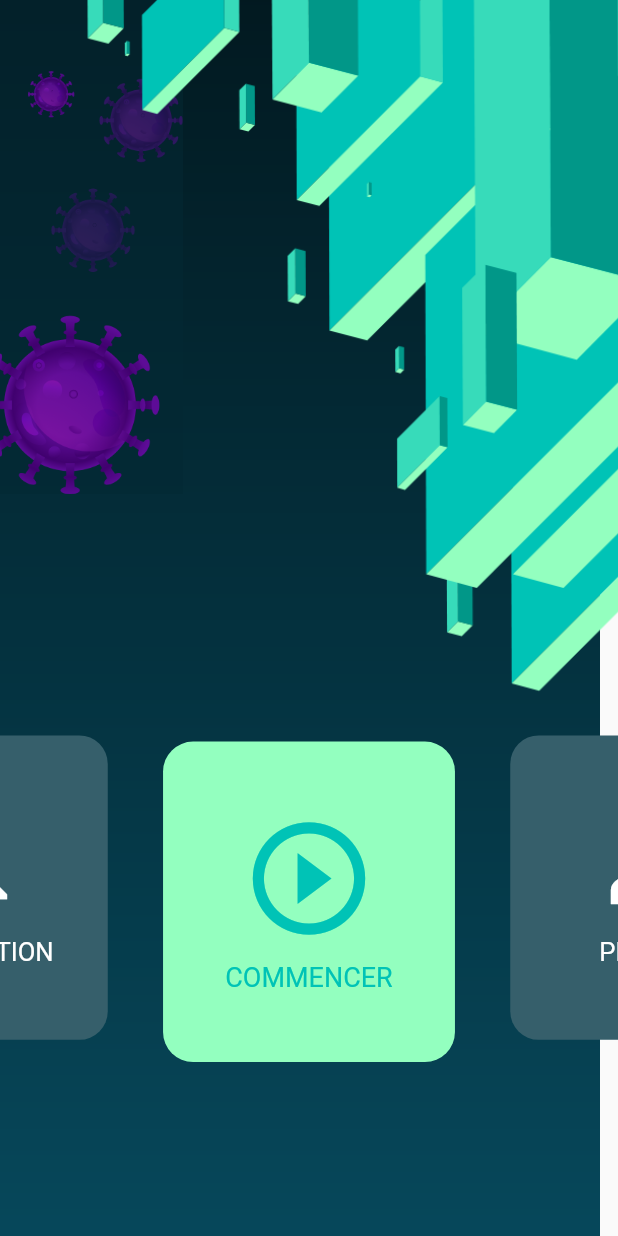
After one commit to nassimiheb/covid19, a Flutter app: the Home_page screen opened directly, on a phone screen of 412 x 824 dp. The commit adds this screen. Run offline on Flutter 3.47's test engine with Material 2 defaults, Android fonts, the phone set to English and light mode, and no system bars; our stand-ins replace flutter_spinkit, flutter_swiper, shared_preferences; accounts and stored records are empty.

Commit message:
Adding home page

```diff
--- /dev/null
+++ b/lib/pages/home.dart
@@ -0,0 +1,141 @@
+import 'package:flutter/material.dart';
+import 'package:flutter_swiper/flutter_swiper.dart';
+
+class Home_page extends StatefulWidget {
+  @override
+  _Home_pageState createState() => _Home_pageState();
+}
+
+class _Home_pageState extends State<Home_page> {
+  Widget _step0() {
+    return Container(
+        decoration: new BoxDecoration(
+          color: Color(0xFF365F6B),
+          borderRadius: new BorderRadius.all(
+            const Radius.circular(20.0),
+          ),
+        ),
+        margin: EdgeInsets.fromLTRB(
+            16, MediaQuery.of(context).size.height * 0.6, 16, 116),
+        height: 50,
+        child: Center(
+          child: Column(
+            mainAxisAlignment: MainAxisAlignment.center,
+            children: <Widget>[
+              Icon(
+                Icons.notifications,
+                size: 80,
+                color: Colors.white,
+              ),
+              SizedBox(height: 10),
+              Text(
+                "NOTIFICATION",
+                style: TextStyle(color: Colors.white, fontSize: 18),
+              )
+            ],
+          ),
+        ));
+  }
+
+  Widget _step2() {
+    return Container(
+        decoration: new BoxDecoration(
+          color: Color(0xFF365F6B),
+          borderRadius: new BorderRadius.all(
+            const Radius.circular(20.0),
+          ),
+        ),
+        margin: EdgeInsets.fromLTRB(
+            16, MediaQuery.of(context).size.height * 0.6, 16, 116),
+        height: 50,
+        child: Center(
+          child: Column(
+            mainAxisAlignment: MainAxisAlignment.center,
+            children: <Widget>[
+              Icon(
+                Icons.person_outline,
+                size: 80,
+                color: Colors.white,
+              ),
+              SizedBox(height: 10),
+              Text(
+                "PROFILE",
+                style: TextStyle(color: Colors.white, fontSize: 18),
+              )
+            ],
+          ),
+        ));
+  }
+
+  Widget _step1() {
+    return Container(
+        decoration: new BoxDecoration(
+          color: Color(0xFF93FFBF),
+          borderRadius: new BorderRadius.all(
+            const Radius.circular(20.0),
+          ),
+        ),
+        margin: EdgeInsets.fromLTRB(
+            16, MediaQuery.of(context).size.height * 0.6, 16, 116),
+        height: 50,
+        child: Center(
+          child: Column(
+            mainAxisAlignment: MainAxisAlignment.center,
+            children: <Widget>[
+              Icon(
+                Icons.play_circle_outline,
+                size: 90,
+                color: Color(0xFF00C3B6),
+              ),
+              SizedBox(
+                height: 10,
+              ),
+              Text(
+                "COMMENCER",
+                style: TextStyle(color: Color(0xFF00C3B6), fontSize: 18),
+              )
+            ],
+          ),
+        ));
+  }
+
+  @override
+  Widget build(BuildContext context) {
+    final List<Widget> steps = [
+      _step0(),
+      _step1(),
+      _step2(),
+    ];
+    return new WillPopScope(
+        onWillPop: () async => false,
+        child: Scaffold(
+            body: Stack(
+          children: <Widget>[
+            FittedBox(
+                child: Image.asset('assets/background_home.png'),
+                fit: BoxFit.cover),
+            Positioned(
+              height: MediaQuery.of(context).size.height * 0.4,
+              left: -MediaQuery.of(context).size.height * 0.4,
+           child:Image.asset('assets/corona.png',color:Color(0xFF032833).withOpacity(0.5),colorBlendMode:BlendMode.luminosity),
+
+            ),
+            Positioned(
+              height: MediaQuery.of(context).size.height * 0.7,
+              right: -MediaQuery.of(context).size.height * 0.5,
+              child: Image.asset('assets/shape.png'),
+            ),
+            Swiper(
+              index: 1,
+              loop: false,
+              itemBuilder: (BuildContext context, int index) {
+                return steps[index];
+              },
+              itemCount: steps.length,
+              viewportFraction: 0.55,
+              scale: 0.95,
+            ),
+          ],
+        )));
+  }
+}
--- a/lib/pages/inscriver_suite2.dart
+++ b/lib/pages/inscriver_suite2.dart
@@ -2,6 +2,7 @@
 import 'dart:convert';
 
 import 'package:covid19/models/user.dart';
+import 'package:covid19/pages/pre_home.dart';
 import 'package:flutter/material.dart';
 import 'package:http/http.dart' as http;
 import 'package:covid19/pages/home_page.dart';
@@ -101,6 +102,11 @@ class _Inscrivez2_pageState extends State<Inscrivez2_page> {
                                 if(selectedGender!=null&&_emergencyphone!=""){
                                   // put all the infos into database;
                                   signIn(widget.username, widget.password, widget.phone, widget.prenom, widget.nom, widget.age, selectedGender, _emergencyphone);
+                                   Navigator.push(
+                                    context,
+                                    MaterialPageRoute(
+                                        builder: (context) => Pre_home()),
+                                  );
                                 }
 
                               },
--- a/pubspec.yaml
+++ b/pubspec.yaml
@@ -24,6 +24,8 @@ dependencies:
   # The following adds the Cupertino Icons font to your application.
   # Use with the CupertinoIcons class for iOS style icons.
   cupertino_icons: ^0.1.2
+  flutter_spinkit: "^2.1.0"
+  flutter_swiper: ^1.1.6
 
 dev_dependencies:
   flutter_test:
```
Also changed, not shown: lib/main.dart (+8 -0 lines), lib/pages/pre_home.dart (added, +66 -0 lines), assets/background_home.png (added), assets/corona.png (added), pubspec.lock.
